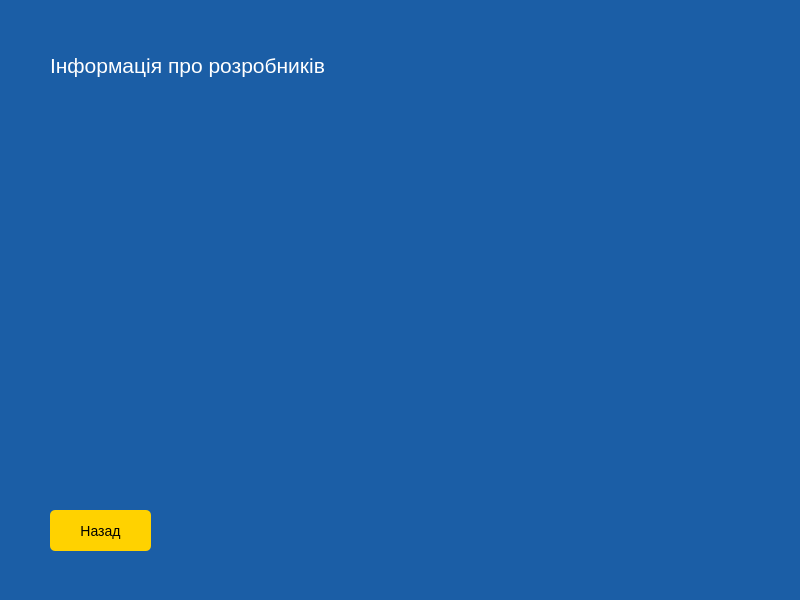
Qt form aboutwindow.ui (admiralbub/oop_course_2020) before a commit.
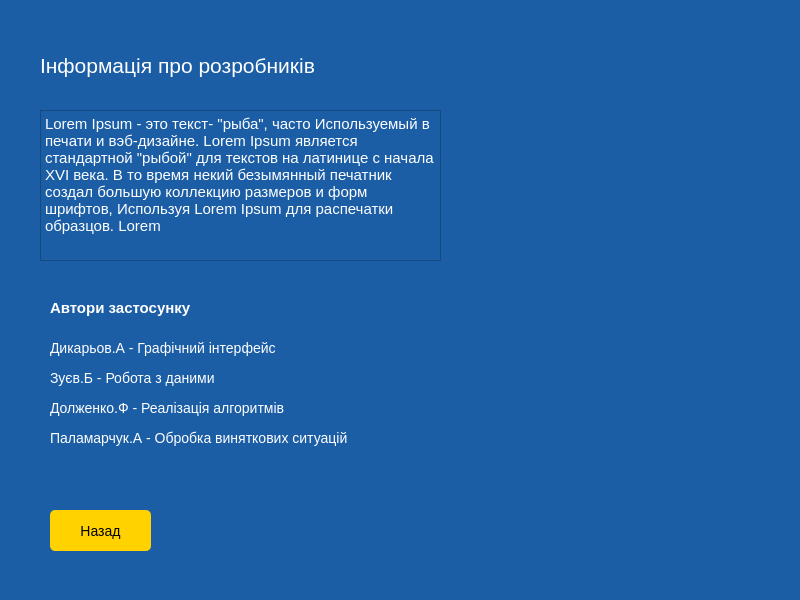
The same form after that commit.

Commit message: Enter information for window about

```diff
--- a/aboutwindow.ui
+++ b/aboutwindow.ui
@@ -47,7 +47,7 @@
    <widget class="QLabel" name="label_heading">
     <property name="geometry">
      <rect>
-      <x>50</x>
+      <x>40</x>
       <y>50</y>
       <width>361</width>
       <height>31</height>
@@ -60,6 +60,118 @@
      <string>Інформація про розробників </string>
     </property>
    </widget>
+   <widget class="QLabel" name="label_image">
+    <property name="geometry">
+     <rect>
+      <x>470</x>
+      <y>80</y>
+      <width>271</width>
+      <height>231</height>
+     </rect>
+    </property>
+    <property name="text">
+     <string/>
+    </property>
+   </widget>
+   <widget class="QTextBrowser" name="text_info">
+    <property name="geometry">
+     <rect>
+      <x>40</x>
+      <y>110</y>
+      <width>401</width>
+      <height>151</height>
+     </rect>
+    </property>
+    <property name="html">
+     <string>&lt;!DOCTYPE HTML PUBLIC &quot;-//W3C//DTD HTML 4.0//EN&quot; &quot;http://www.w3.org/TR/REC-html40/strict.dtd&quot;&gt;
+&lt;html&gt;&lt;head&gt;&lt;meta name=&quot;qrichtext&quot; content=&quot;1&quot; /&gt;&lt;style type=&quot;text/css&quot;&gt;
+p, li { white-space: pre-wrap; }
+&lt;/style&gt;&lt;/head&gt;&lt;body style=&quot; font-family:'MS Shell Dlg 2'; font-size:8.25pt; font-weight:400; font-style:normal;&quot;&gt;
+&lt;p style=&quot; margin-top:0px; margin-bottom:0px; margin-left:0px; margin-right:0px; -qt-block-indent:0; text-indent:0px;&quot;&gt;&lt;span style=&quot; font-size:11pt;&quot;&gt;Lorem Ipsum - это текст- &amp;quot;рыба&amp;quot;, часто Используемый в печати и вэб-дизайне. Lorem Ipsum является стандартной &amp;quot;рыбой&amp;quot; для текстов на латинице с начала XVI века. В то время некий безымянный печатник создал большую коллекцию размеров и форм шрифтов, Используя Lorem Ipsum для распечатки образцов. Lorem&lt;/span&gt;&lt;/p&gt;&lt;/body&gt;&lt;/html&gt;</string>
+    </property>
+   </widget>
+   <widget class="QLabel" name="text_author">
+    <property name="geometry">
+     <rect>
+      <x>50</x>
+      <y>300</y>
+      <width>151</width>
+      <height>16</height>
+     </rect>
+    </property>
+    <property name="styleSheet">
+     <string notr="true">font-size:15px;
+font-weight:600;</string>
+    </property>
+    <property name="text">
+     <string>Автори застосунку</string>
+    </property>
+   </widget>
+   <widget class="QLabel" name="author_1">
+    <property name="geometry">
+     <rect>
+      <x>50</x>
+      <y>340</y>
+      <width>421</width>
+      <height>16</height>
+     </rect>
+    </property>
+    <property name="styleSheet">
+     <string notr="true">font-size:14px;
+</string>
+    </property>
+    <property name="text">
+     <string>Дикарьов.А - Графічний інтерфейс</string>
+    </property>
+   </widget>
+   <widget class="QLabel" name="author_2">
+    <property name="geometry">
+     <rect>
+      <x>50</x>
+      <y>370</y>
+      <width>431</width>
+      <height>16</height>
+     </rect>
+    </property>
+    <property name="styleSheet">
+     <string notr="true">font-size:14px;</string>
+    </property>
+    <property name="text">
+     <string>Зуєв.Б - Робота з даними</string>
+    </property>
+   </widget>
+   <widget class="QLabel" name="author_3">
+    <property name="geometry">
+     <rect>
+      <x>50</x>
+      <y>400</y>
+      <width>441</width>
+      <height>16</height>
+     </rect>
+    </property>
+    <property name="styleSheet">
+     <string notr="true">font-size:14px;</string>
+    </property>
+    <property name="text">
+     <string>Долженко.Ф - Реалізація алгоритмів</string>
+    </property>
+   </widget>
+   <widget class="QLabel" name="author_4">
+    <property name="geometry">
+     <rect>
+      <x>50</x>
+      <y>430</y>
+      <width>441</width>
+      <height>16</height>
+     </rect>
+    </property>
+    <property name="styleSheet">
+     <string notr="true">font-size:14px;</string>
+    </property>
+    <property name="text">
+     <string>Паламарчук.А - Обробка виняткових ситуацій</string>
+    </property>
+   </widget>
   </widget>
   <widget class="QMenuBar" name="menubar">
    <property name="geometry">
```
The commit also changes 5 other files.
